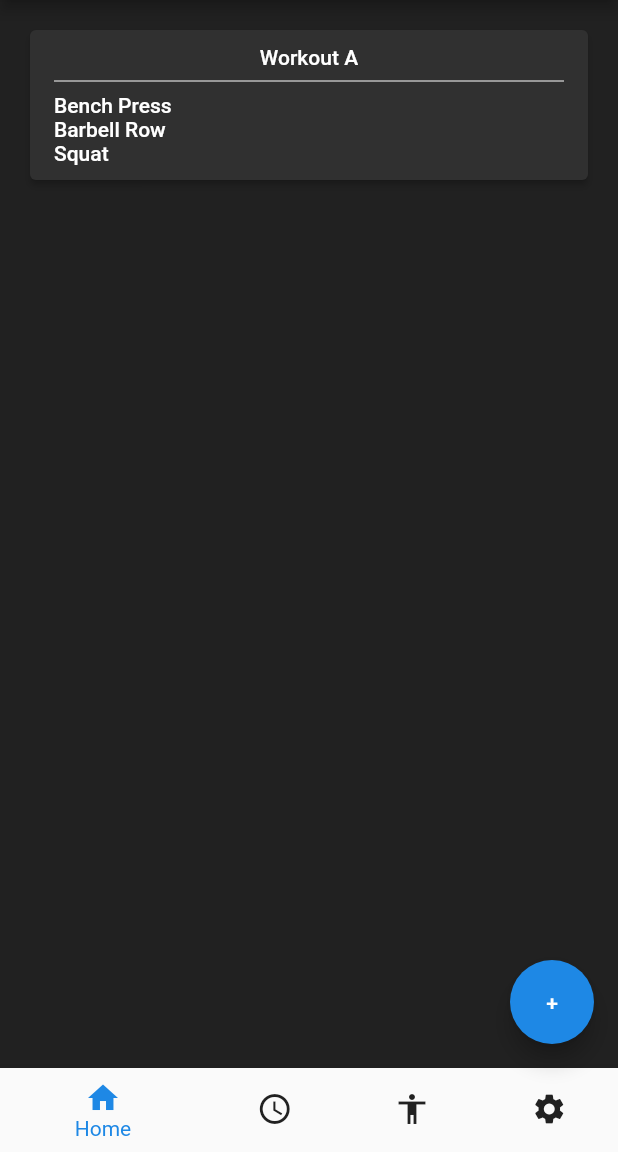
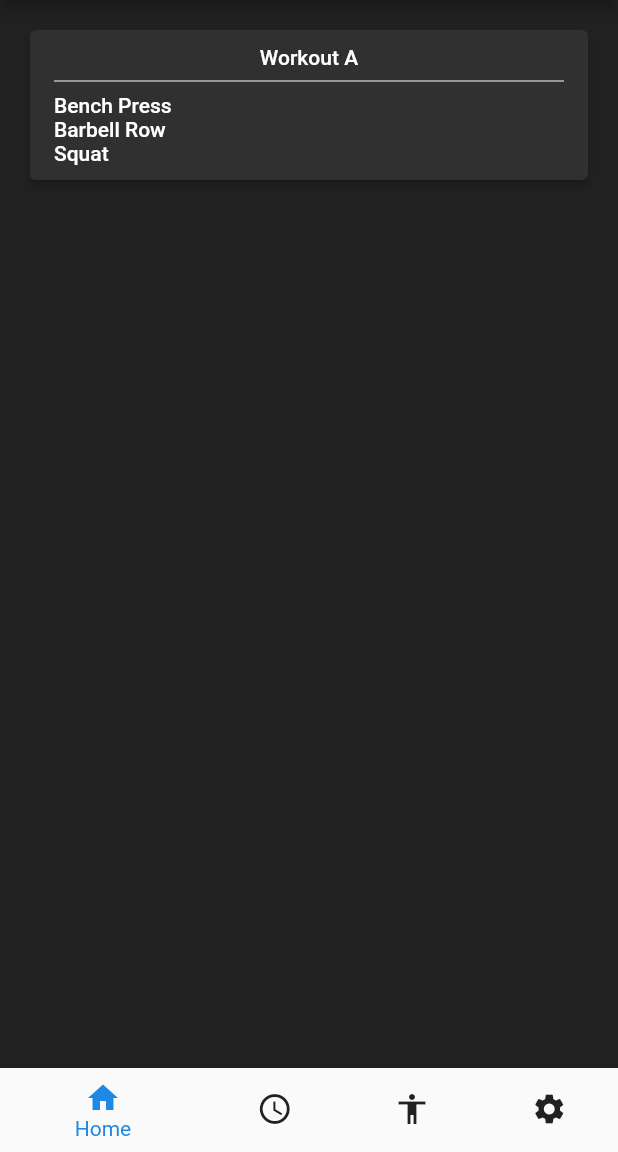
Before and after one commit to OliverCutting/workout-planner, a Flutter app: the screen it shows after launch, on a phone screen of 412 x 824 dp, the part 84-1236 px from its top. Run offline on Flutter 3.47's test engine with Material 2 defaults, Android fonts, the phone set to English and light mode, and no system bars.

Commit message:
Removed floating action button

```diff
--- a/workoutplanner/lib/main.dart
+++ b/workoutplanner/lib/main.dart
@@ -4,8 +4,13 @@ import 'plan.dart';
 
 void main() => runApp(MaterialApp(home: Home()));
 
-class Home extends StatelessWidget {
+class Home extends StatefulWidget {
   const Home({Key? key}) : super(key: key);
+  @override
+  State<Home> createState() => _HomeState();
+}
+
+class _HomeState extends State<Home> {
 
   @override
   Widget build(BuildContext context) {
@@ -58,11 +63,6 @@ class Home extends StatelessWidget {
           ],
         ),
       ),
-      floatingActionButton: FloatingActionButton(
-        onPressed: null,
-        backgroundColor: Colors.blue[600],
-        child: const Text('+'),
-      ),
       bottomNavigationBar: BottomNavigationBar(
         items: const <BottomNavigationBarItem>[
           BottomNavigationBarItem(
```
